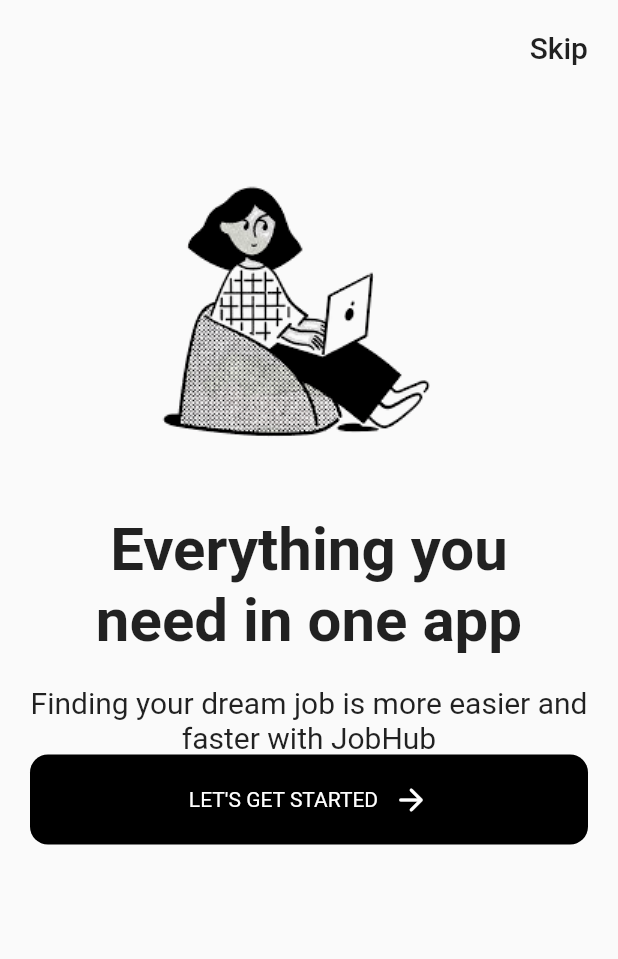
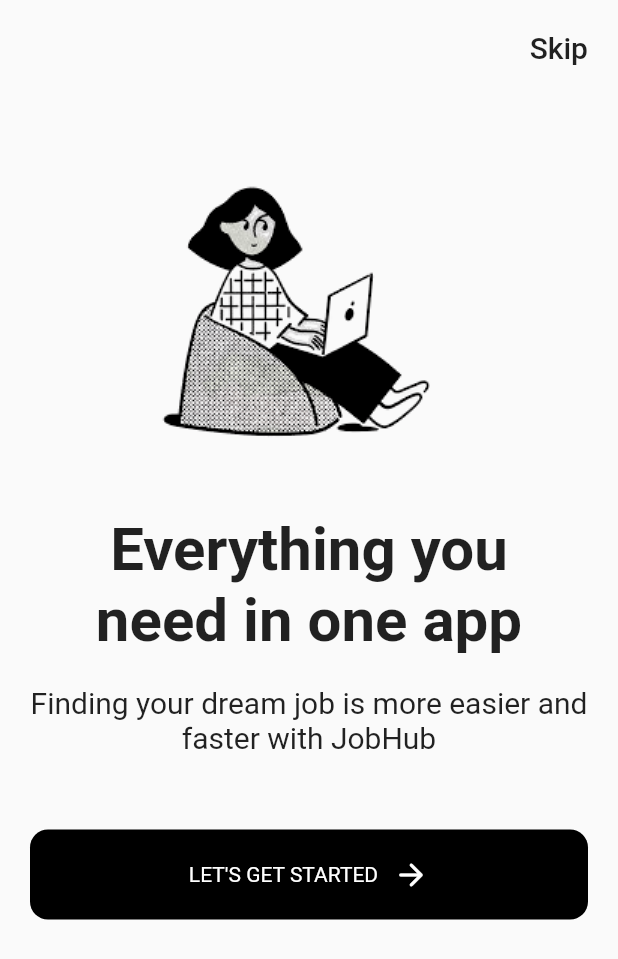
Before and after one commit to Ozurumba007/job_search, a Flutter app: the screen it shows after launch, on a phone screen of 412 x 824 dp. Shown: the top 959 px of the screen. Run offline on Flutter 3.47's test engine with Material 2 defaults, Android fonts, the phone set to English and light mode, and no system bars.

Commit message:
delted the intro.png in the asset folder \ added intro2.png to the asset folder

```diff
--- a/lib/pages/intro_page.dart
+++ b/lib/pages/intro_page.dart
@@ -29,7 +29,7 @@
                 height: 300,
                 width: double.infinity,
                 child: Image.asset(
-                  'asset/intro.png',
+                  'asset/intro2.png',
                 ),
               ),
               const Text(
@@ -46,6 +46,7 @@
                 style: TextStyle(fontSize: 20),
                 textAlign: TextAlign.center,
               ),
+              SizedBox(height: 50),
               Container(
                 height: 60,
                 decoration: BoxDecoration(
--- a/pubspec.yaml
+++ b/pubspec.yaml
@@ -24,5 +24,5 @@
   uses-material-design: true
 
   assets:
-    - asset/
+    - asset/intro2.png
   #   - images/a_dot_ham.jpeg
```
Also changed, not shown: asset/intro2.png (renamed from asset/intro.png).
